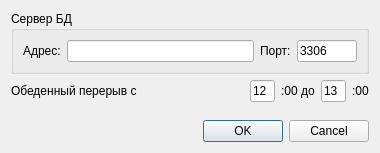
This is settings.ui in nio-kun/timetable as Qt 5 draws it before an edit. The edited form follows.
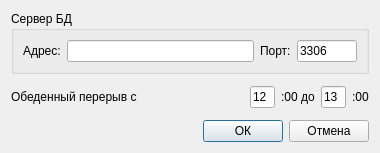
This is the edited form.

```diff
--- a/settings.ui
+++ b/settings.ui
@@ -130,27 +130,35 @@
     </layout>
    </item>
    <item>
-    <spacer name="verticalSpacer">
+    <layout class="QHBoxLayout" name="horizontalLayout_2">
+     <item>
+      <spacer name="horizontalSpacer_2">
      <property name="orientation">
-      <enum>Qt::Vertical</enum>
+        <enum>Qt::Horizontal</enum>
      </property>
      <property name="sizeHint" stdset="0">
       <size>
-       <width>20</width>
-       <height>10</height>
+         <width>40</width>
+         <height>20</height>
       </size>
      </property>
     </spacer>
    </item>
    <item>
-    <widget class="QDialogButtonBox" name="buttonBox">
-     <property name="orientation">
-      <enum>Qt::Horizontal</enum>
-     </property>
-     <property name="standardButtons">
-      <set>QDialogButtonBox::Cancel|QDialogButtonBox::Ok</set>
-     </property>
-    </widget>
+      <widget class="QPushButton" name="pushButton">
+       <property name="text">
+        <string>ОК</string>
+       </property>
+      </widget>
+     </item>
+     <item>
+      <widget class="QPushButton" name="pushButton_2">
+       <property name="text">
+        <string>Отмена</string>
+       </property>
+      </widget>
+     </item>
+    </layout>
    </item>
   </layout>
  </widget>
```
Left out of the diff: 35 changed lines with no effect on the pictures. Lines whose indentation alone changed are shown as unchanged.
